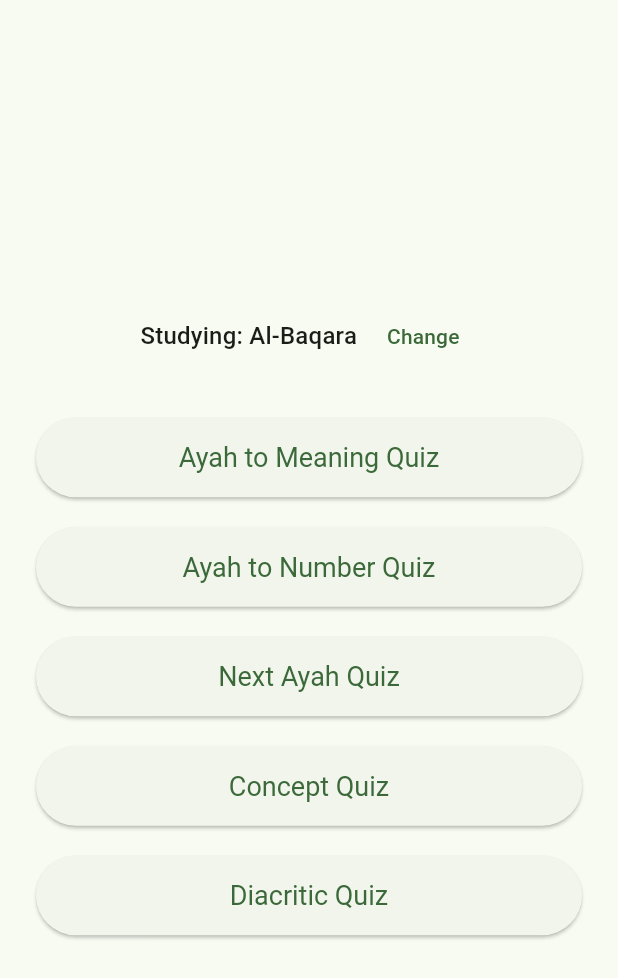
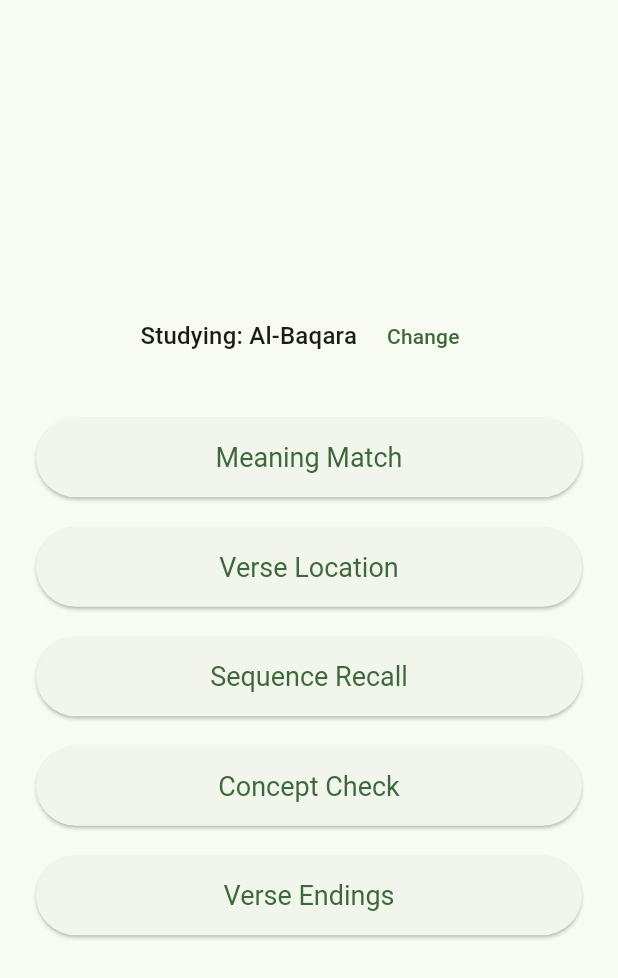
Before and after one commit to kfkhalili/alasas-app, a Flutter app: the screen it shows after launch, on a phone screen of 412 x 824 dp. Shown: the top 978 px of the screen. Run offline on Flutter 3.47's test engine with Material 3 defaults, Android fonts, the phone set to English and light mode, and no system bars; our stand-ins replace flutter_dotenv, supabase_flutter; accounts and stored records are empty; network calls fail.

Commit message:
refactor: Improve quiz button names for clarity

```diff
--- a/mobile_app/lib/screens/home_screen.dart
+++ b/mobile_app/lib/screens/home_screen.dart
@@ -1,12 +1,13 @@
-import 'dart:convert';
-import 'dart:ui';
+import 'dart:convert'; // For jsonDecode
+import 'dart:ui'; // Needed for ImageFilter
 import 'package:flutter/material.dart';
-import 'package:flutter/services.dart';
-import 'package:animations/animations.dart';
-import 'package:mobile_app/screens/quiz_screen.dart';
-import 'package:mobile_app/screens/select_surah_screen.dart'; // --- Import the new screen ---
-import 'package:mobile_app/services/api_service.dart';
+import 'package:flutter/services.dart'; // For number input formatter
+import 'package:animations/animations.dart'; // For page transitions
+import 'package:mobile_app/screens/quiz_screen.dart'; // The Quiz screen
+import 'package:mobile_app/screens/select_surah_screen.dart'; // Screen to select Surah
+import 'package:mobile_app/services/api_service.dart'; // Service to fetch data
 
+// Main widget for the Home Screen
 class HomeScreen extends StatefulWidget {
   const HomeScreen({super.key});
 
@@ -15,24 +16,31 @@ class HomeScreen extends StatefulWidget {
 }
 
 class _HomeScreenState extends State<HomeScreen> {
-  bool _isLoading = false;
-  final ApiService _apiService = ApiService();
-  int _currentSurah = 2;
-  Map<String, String> _surahNames = {};
+  // State variables
+  bool _isLoading = false; // Tracks loading state for blur effect
+  final ApiService _apiService = ApiService(); // Service to fetch quizzes
+  int _currentSurah = 2; // Default Surah (Al-Baqarah)
+  Map<String, String> _surahNames = {}; // Holds loaded Surah names (String key)
 
   @override
   void initState() {
     super.initState();
+    // Load the Surah names from the JSON asset when the screen is first built
     _loadSurahNames();
   }
 
+  // Asynchronously loads Surah names from the bundled JSON file
   Future<void> _loadSurahNames() async {
     try {
+      // Load the JSON file content as a string
       final String jsonString = await rootBundle.loadString(
         'assets/data/surah_names.json',
       );
+      // Decode the JSON string into a Map
       final Map<String, dynamic> jsonMap = jsonDecode(jsonString);
+      // Update the state with the loaded names, ensuring keys/values are strings
       if (mounted) {
+        // Check if the widget is still active
         setState(() {
           _surahNames = jsonMap.map(
             (key, value) => MapEntry(key, value.toString()),
@@ -41,6 +49,7 @@ class _HomeScreenState extends State<HomeScreen> {
       }
     } catch (e) {
       debugPrint("Error loading Surah names: $e");
+      // Handle potential errors (e.g., file not found, invalid JSON)
       if (mounted) {
         ScaffoldMessenger.of(context).showSnackBar(
           const SnackBar(content: Text('Could not load Surah names.')),
@@ -49,21 +58,27 @@ class _HomeScreenState extends State<HomeScreen> {
     }
   }
 
+  // Fetches the quiz data and navigates to the QuizScreen
   Future<void> _startQuiz(QuizType quizType) async {
-    // ... (startQuiz logic remains the same) ...
-    if (!mounted) return;
+    if (!mounted) return; // Prevent state updates if widget is disposed
     setState(() {
       _isLoading = true;
-    });
+    }); // Show loading indicator (blur)
+
     try {
+      // Call the API service to get quiz data for the current Surah
       final quiz = await _apiService.fetchQuiz(quizType, _currentSurah);
-      if (!mounted) return;
+
+      if (!mounted) return; // Check again after await
+
+      // Navigate using PageRouteBuilder for custom transition
       await Navigator.push(
         context,
         PageRouteBuilder(
           pageBuilder: (context, animation, secondaryAnimation) =>
-              QuizScreen(quiz: quiz),
+              QuizScreen(quiz: quiz), // Pass quiz data to the next screen
           transitionsBuilder: (context, animation, secondaryAnimation, child) {
+            // Use Material Design's Shared Axis transition for horizontal slide
             return SharedAxisTransition(
               animation: animation,
               secondaryAnimation: secondaryAnimation,
@@ -71,20 +86,27 @@ class _HomeScreenState extends State<HomeScreen> {
               child: child,
             );
           },
-          transitionDuration: const Duration(milliseconds: 400),
+          transitionDuration: const Duration(
+            milliseconds: 400,
+          ), // Animation speed
         ),
       );
     } catch (e) {
       if (!mounted) return;
+      // Show an error message if fetching fails
       ScaffoldMessenger.of(context).showSnackBar(
         SnackBar(
+          // Display a cleaner error message
           content: Text(
             'Error: ${e.toString().replaceFirst("Exception: ", "")}',
           ),
-          backgroundColor: Theme.of(context).colorScheme.error,
+          backgroundColor: Theme.of(
+            context,
+          ).colorScheme.error, // Use theme error color
         ),
       );
     } finally {
+      // Ensure loading indicator is hidden, even if errors occur
       if (mounted) {
         setState(() {
           _isLoading = false;
@@ -93,24 +115,24 @@ class _HomeScreenState extends State<HomeScreen> {
     }
   }
 
-  // --- MODIFIED: Navigate to SelectSurahScreen ---
+  // Navigates to the SelectSurahScreen to allow the user to change Surah
   Future<void> _changeSurah() async {
     // Navigate and wait for a result (the selected Surah number)
     final result = await Navigator.push<int>(
       context,
       MaterialPageRoute(
         builder: (context) => SelectSurahScreen(
-          surahNames: _surahNames,
-          currentSurah: _currentSurah,
+          surahNames: _surahNames, // Pass the loaded names
+          currentSurah: _currentSurah, // Pass the currently selected Surah
         ),
       ),
     );
 
-    // If a new Surah was selected (result is not null and different)
+    // If a valid new number was returned and it's different, update the state
     if (result != null && result != _currentSurah) {
       if (mounted) {
         setState(() {
-          _currentSurah = result; // Update the current Surah
+          _currentSurah = result;
         });
       }
     }
@@ -119,22 +141,29 @@ class _HomeScreenState extends State<HomeScreen> {
   @override
   Widget build(BuildContext context) {
     final theme = Theme.of(context);
+    // Define a reusable button style for consistency
     final buttonStyle = ElevatedButton.styleFrom(
       padding: const EdgeInsets.symmetric(vertical: 16),
       textStyle: const TextStyle(fontSize: 18),
     );
+
+    // Get the display name for the current Surah from the loaded map
     final String currentSurahName =
-        _surahNames[_currentSurah.toString()] ?? 'Surah $_currentSurah';
+        _surahNames[_currentSurah.toString()] ??
+        'Surah $_currentSurah'; // Fallback if name not found
 
     return Scaffold(
       body: Stack(
+        // Use Stack to layer the blur effect over the content
         children: [
+          // Main content area
           Center(
             child: Padding(
               padding: const EdgeInsets.all(24.0),
               child: Column(
                 mainAxisAlignment: MainAxisAlignment.center,
                 children: [
+                  // Display the current Surah and the 'Change' button
                   Row(
                     mainAxisAlignment: MainAxisAlignment.center,
                     children: [
@@ -151,24 +180,29 @@ class _HomeScreenState extends State<HomeScreen> {
                       ),
                       const SizedBox(width: 8),
                       TextButton(
+                        // Disable button during loading
                         onPressed: _isLoading ? null : _changeSurah,
                         child: const Text('Change'),
                       ),
                     ],
                   ),
-                  const SizedBox(height: 30),
+                  const SizedBox(height: 30), // Spacing
+                  // Scrollable column for the quiz buttons
                   Flexible(
+                    // Allows the button column to take remaining space
                     child: SingleChildScrollView(
+                      // Enables scrolling if buttons overflow
                       child: Column(
                         mainAxisAlignment: MainAxisAlignment.center,
                         crossAxisAlignment: CrossAxisAlignment.stretch,
                         children: [
+                          // --- CORRECTED BUTTON NAMES ---
                           ElevatedButton(
                             onPressed: _isLoading
                                 ? null
                                 : () => _startQuiz(QuizType.ayahToMeaning),
                             style: buttonStyle,
-                            child: const Text('Ayah to Meaning Quiz'),
+                            child: const Text('Meaning Match'),
                           ),
                           const SizedBox(height: 20),
                           ElevatedButton(
@@ -176,7 +210,7 @@ class _HomeScreenState extends State<HomeScreen> {
                                 ? null
                                 : () => _startQuiz(QuizType.ayahToNumber),
                             style: buttonStyle,
-                            child: const Text('Ayah to Number Quiz'),
+                            child: const Text('Verse Location'),
                           ),
                           const SizedBox(height: 20),
                           ElevatedButton(
@@ -184,7 +218,7 @@ class _HomeScreenState extends State<HomeScreen> {
                                 ? null
                                 : () => _startQuiz(QuizType.nextAyah),
                             style: buttonStyle,
-                            child: const Text('Next Ayah Quiz'),
+                            child: const Text('Sequence Recall'),
                           ),
                           const SizedBox(height: 20),
                           ElevatedButton(
@@ -192,7 +226,7 @@ class _HomeScreenState extends State<HomeScreen> {
                                 ? null
                                 : () => _startQuiz(QuizType.conceptToAyah),
                             style: buttonStyle,
-                            child: const Text('Concept Quiz'),
+                            child: const Text('Concept Check'),
                           ),
                           const SizedBox(height: 20),
                           ElevatedButton(
@@ -200,8 +234,9 @@ class _HomeScreenState extends State<HomeScreen> {
                                 ? null
                                 : () => _startQuiz(QuizType.diacriticQuiz),
                             style: buttonStyle,
-                            child: const Text('Diacritic Quiz'),
+                            child: const Text('Verse Endings'),
                           ),
+                          // --- END CORRECTED NAMES ---
                         ],
                       ),
                     ),
@@ -210,13 +245,20 @@ class _HomeScreenState extends State<HomeScreen> {
               ),
             ),
           ),
+
+          // Conditional loading overlay (blur effect) shown while fetching data
           if (_isLoading)
             Positioned.fill(
+              // Ensures the overlay covers the entire screen
               child: BackdropFilter(
+                // Apply a blur effect to the background
                 filter: ImageFilter.blur(sigmaX: 5.0, sigmaY: 5.0),
                 child: Container(
-                  color: Colors.black.withAlpha(26),
+                  // Add a slight dark tint over the blur
+                  color: Colors.black.withAlpha(26), // ~10% opacity
                   alignment: Alignment.center,
+                  // Optional: Add a subtle loading indicator on top of the blur
+                  // child: CircularProgressIndicator(strokeWidth: 2),
                 ),
               ),
             ),
```
